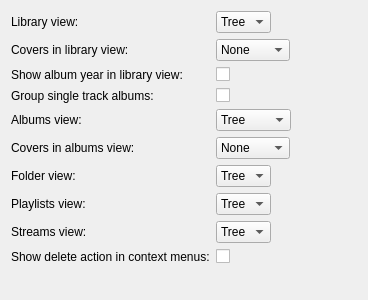
Above: gui/interfacesettings.ui from polpo/cantata-mac before the change. Below: the same form after it.
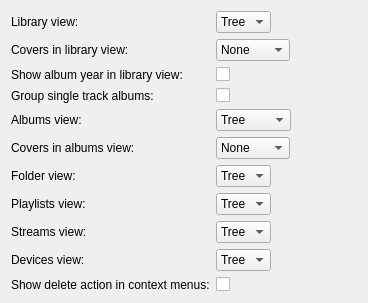
That is the form after the change.

Commit message: Configurable lsit/treeview for devices

Diff of the .ui file:
```diff
--- a/gui/interfacesettings.ui
+++ b/gui/interfacesettings.ui
@@ -245,6 +245,30 @@
     </widget>
    </item>
    <item row="9" column="0">
+    <widget class="QLabel" name="devicesViewLabel">
+     <property name="text">
+      <string>Devices view:</string>
+     </property>
+     <property name="buddy">
+      <cstring>devicesView</cstring>
+     </property>
+    </widget>
+   </item>
+   <item row="9" column="1">
+    <widget class="QComboBox" name="devicesView">
+     <item>
+      <property name="text">
+       <string>Tree</string>
+      </property>
+     </item>
+     <item>
+      <property name="text">
+       <string>List</string>
+      </property>
+     </item>
+    </widget>
+   </item>
+   <item row="10" column="0">
     <widget class="QLabel" name="showDeleteActionLabel">
      <property name="text">
       <string>Show delete action in context menus:</string>
@@ -254,7 +278,7 @@
      </property>
     </widget>
    </item>
-   <item row="9" column="1">
+   <item row="10" column="1">
     <widget class="QCheckBox" name="showDeleteAction">
      <property name="text">
       <string/>
```
Left out of the diff: 2 changed lines with no effect on the pictures. The commit also changes 4 other files.
